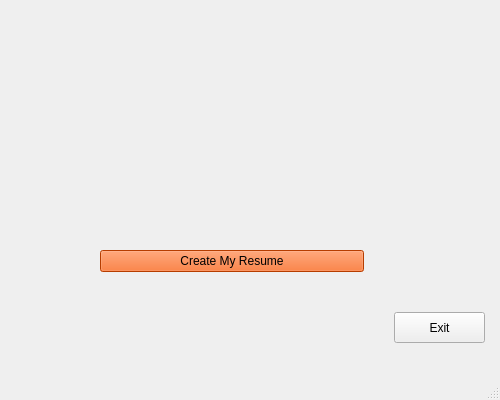
The window that form3.ui (nigkty123/ap-1399-finalproject) describes before a commit, drawn with Qt 5.
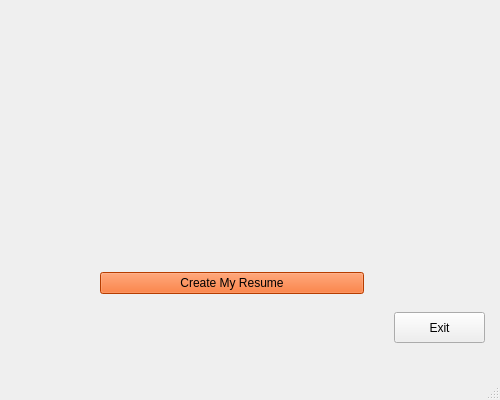
The same window after the commit. Icons and pictures are not drawn.

Commit message: First Page of CV Maker Added!

Patch:
```diff
--- a/form3.ui
+++ b/form3.ui
@@ -42,13 +42,13 @@
      <string>Exit</string>
     </property>
    </widget>
-   <widget class="QWidget" name="">
+   <widget class="QWidget" name="layoutWidget">
     <property name="geometry">
      <rect>
       <x>100</x>
       <y>71</y>
       <width>264</width>
-      <height>201</height>
+      <height>223</height>
      </rect>
     </property>
     <layout class="QVBoxLayout" name="verticalLayout">
```
Left out of the diff: 2 changed lines with no effect on the pictures. The commit also changes 1 other file.
